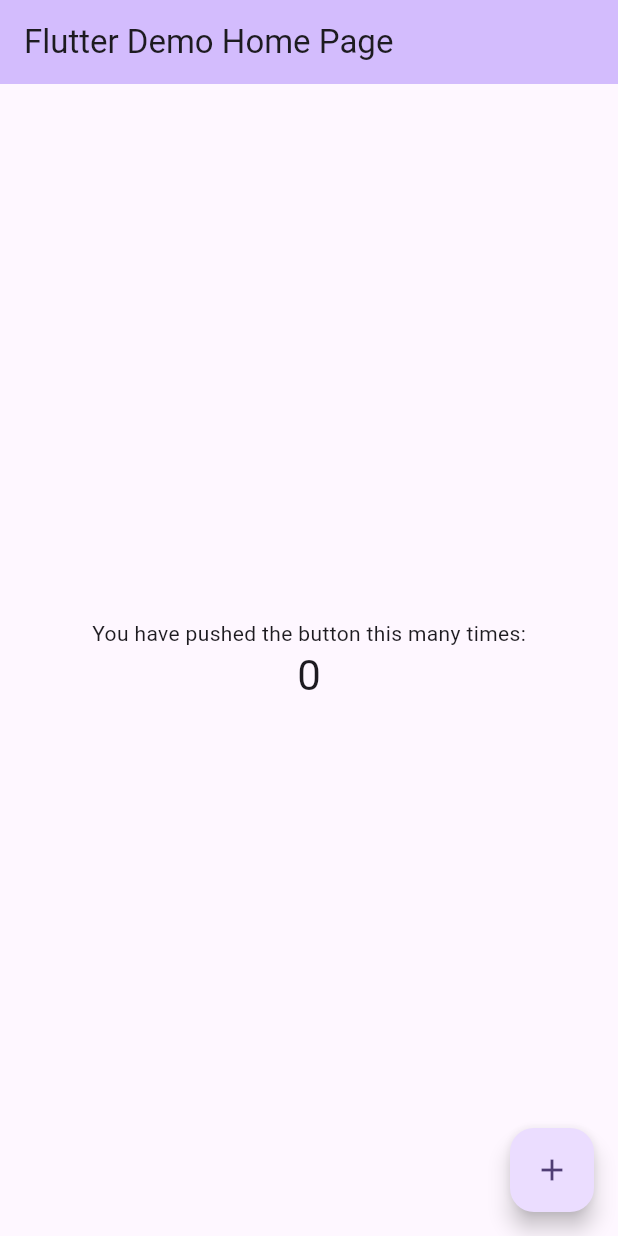
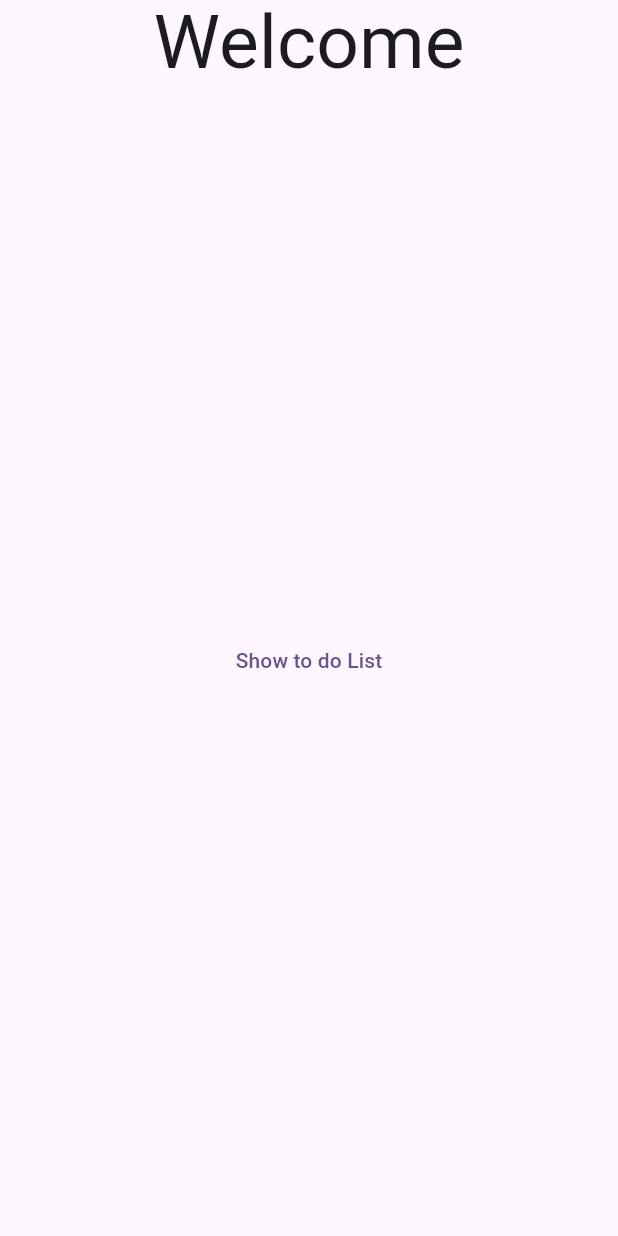
Before and after one commit to OritNoyhouse/To-do-List, a Flutter app: the screen it shows after launch, on a phone screen of 412 x 824 dp. Run offline on Flutter 3.47's test engine with Material 3 defaults, Android fonts, the phone set to English and light mode, and no system bars; our stand-ins replace equatable, flutter_bloc.

Commit message:
Build to do list application

```diff
--- a/lib/main.dart
+++ b/lib/main.dart
@@ -1,4 +1,8 @@
 import 'package:flutter/material.dart';
+import 'package:flutter_bloc/flutter_bloc.dart';
+import 'package:to_do_list/screens/add_mision_screen/add_mision_screen.dart';
+import 'package:to_do_list/screens/missions_list_screen/missions_list_bloc.dart';
+import 'package:to_do_list/screens/missions_list_screen/missions_list_screen.dart';
 
 void main() {
   runApp(const MyApp());
@@ -10,116 +14,46 @@ class MyApp extends StatelessWidget {
   // This widget is the root of your application.
   @override
   Widget build(BuildContext context) {
-    return MaterialApp(
-      title: 'Flutter Demo',
-      theme: ThemeData(
-        // This is the theme of your application.
-        //aqaz
-        // TRY THIS: Try running your application with "flutter run". You'll see
-        // the application has a purple toolbar. Then, without quitting the app,
-        // try changing the seedColor in the colorScheme below to Colors.green
-        // and then invoke "hot reload" (save your changes or press the "hot
-        // reload" button in a Flutter-supported IDE, or press "r" if you used
-        // the command line to start the app).
-        //
-        // Notice that the counter didn't reset back to zero; the application
-        // state is not lost during the reload. To reset the state, use hot
-        // restart instead.
-        //
-        // This works for code too, not just values: Most code changes can be
-        // tested with just a hot reload.
-        colorScheme: ColorScheme.fromSeed(seedColor: Colors.deepPurple),
-        useMaterial3: true,
+    return BlocProvider(
+      create: (context) => MissionsBloc(),
+      child: MaterialApp(
+        title: 'To do List',
+        theme: ThemeData(
+          colorScheme: ColorScheme.fromSeed(seedColor: Colors.deepPurple),
+          useMaterial3: true,
+        ),
+        routes: {
+          '/missions': (context) => const MissionsListScreen(),
+          '/addMission': (context) => const AddMissionScreen(),
+          // Add more routes here as needed
+        },
+        home: const MyHomePage(),
       ),
-      home: const MyHomePage(title: 'Flutter Demo Home Page'),
     );
   }
 }
 
-class MyHomePage extends StatefulWidget {
-  const MyHomePage({super.key, required this.title});
-
-  // This widget is the home page of your application. It is stateful, meaning
-  // that it has a State object (defined below) that contains fields that affect
-  // how it looks.
-
-  // This class is the configuration for the state. It holds the values (in this
-  // case the title) provided by the parent (in this case the App widget) and
-  // used by the build method of the State. Fields in a Widget subclass are
-  // always marked "final".
-
-  final String title;
-
-  @override
-  State<MyHomePage> createState() => _MyHomePageState();
-}
-
-class _MyHomePageState extends State<MyHomePage> {
-  int _counter = 0;
-
-  void _incrementCounter() {
-    setState(() {
-      // This call to setState tells the Flutter framework that something has
-      // changed in this State, which causes it to rerun the build method below
-      // so that the display can reflect the updated values. If we changed
-      // _counter without calling setState(), then the build method would not be
-      // called again, and so nothing would appear to happen.
-      _counter++;
-    });
-  }
+class MyHomePage extends StatelessWidget {
+  const MyHomePage({super.key});
 
   @override
   Widget build(BuildContext context) {
-    // This method is rerun every time setState is called, for instance as done
-    // by the _incrementCounter method above.
-    //
-    // The Flutter framework has been optimized to make rerunning build methods
-    // fast, so that you can just rebuild anything that needs updating rather
-    // than having to individually change instances of widgets.
     return Scaffold(
       appBar: AppBar(
-        // TRY THIS: Try changing the color here to a specific color (to
-        // Colors.amber, perhaps?) and trigger a hot reload to see the AppBar
-        // change color while the other colors stay the same.
-        backgroundColor: Theme.of(context).colorScheme.inversePrimary,
-        // Here we take the value from the MyHomePage object that was created by
-        // the App.build method, and use it to set our appbar title.
-        title: Text(widget.title),
+        title: const Text(
+          "Welcome",
+          style: TextStyle(fontSize: 50),
+        ),
+        centerTitle: true,
       ),
-      body: Center(
-        // Center is a layout widget. It takes a single child and positions it
-        // in the middle of the parent.
-        child: Column(
-          // Column is also a layout widget. It takes a list of children and
-          // arranges them vertically. By default, it sizes itself to fit its
-          // children horizontally, and tries to be as tall as its parent.
-          //
-          // Column has various properties to control how it sizes itself and
-          // how it positions its children. Here we use mainAxisAlignment to
-          // center the children vertically; the main axis here is the vertical
-          // axis because Columns are vertical (the cross axis would be
-          // horizontal).
-          //
-          // TRY THIS: Invoke "debug painting" (choose the "Toggle Debug Paint"
-          // action in the IDE, or press "p" in the console), to see the
-          // wireframe for each widget.
-          mainAxisAlignment: MainAxisAlignment.center,
-          children: <Widget>[
-            const Text(
-              'You have pushed the button this many times:',
-            ),
-            Text(
-              '$_counter',
-              style: Theme.of(context).textTheme.headlineMedium,
-            ),
-          ],
+      body: TextButton(
+        child: const Center(
+          child: Text("Show to do List"),
         ),
+        onPressed: () {
+          Navigator.pushNamed(context, '/missions');
+        },
       ),
-      floatingActionButton: FloatingActionButton(
-        onPressed: _incrementCounter,
-        tooltip: 'Increment',
-        child: const Icon(Icons.add),
-      ), // This trailing comma makes auto-formatting nicer for build methods.
     );
   }
 }
--- /dev/null
+++ b/lib/screens/missions_list_screen/missions_list_bloc.dart
@@ -0,0 +1,56 @@
+import 'package:equatable/equatable.dart';
+import 'package:flutter_bloc/flutter_bloc.dart';
+
+enum ExecutionState {
+  none,
+  executing,
+  completed,
+  failed,
+  disabled,
+}
+
+class MissionsState extends Equatable {
+  const MissionsState({
+    this.errMsg = "",
+    this.executionState = ExecutionState.executing,
+    required this.missions,
+  });
+
+  final ExecutionState executionState;
+  final List<String> missions;
+
+  final String errMsg;
+
+  MissionsState copyWith({
+    ExecutionState? executionState,
+    required List<String> missions,
+    String? errMsg,
+  }) {
+    return MissionsState(
+      executionState: executionState ?? this.executionState,
+      missions: missions,
+      errMsg: errMsg ?? this.errMsg,
+    );
+  }
+
+  @override
+  List<Object?> get props => [executionState, missions, errMsg];
+}
+
+class MissionsBloc extends Cubit<MissionsState> {
+  MissionsBloc() : super(const MissionsState(missions: []));
+  List<String> missions = [];
+
+  void showMissions() {
+    emit(state.copyWith(
+        missions: missions, executionState: ExecutionState.completed));
+  }
+
+  void saveNewMission(String mission) {
+    emit(state.copyWith(
+        missions: missions, executionState: ExecutionState.executing));
+    missions.add(mission);
+    emit(state.copyWith(
+        missions: missions, executionState: ExecutionState.completed));
+  }
+}
--- a/pubspec.yaml
+++ b/pubspec.yaml
@@ -30,7 +30,8 @@ environment:
 dependencies:
   flutter:
     sdk: flutter
-
+  equatable: ^2.0.5
+  flutter_bloc: ^8.1.5
 
   # The following adds the Cupertino Icons font to your application.
   # Use with the CupertinoIcons class for iOS style icons.
```
Also changed, not shown: lib/screens/add_mision_screen/add_mision_screen.dart (added, +42 -0 lines), lib/screens/missions_list_screen/missions_list_screen.dart (added, +81 -0 lines), pubspec.lock, 1 other file.
